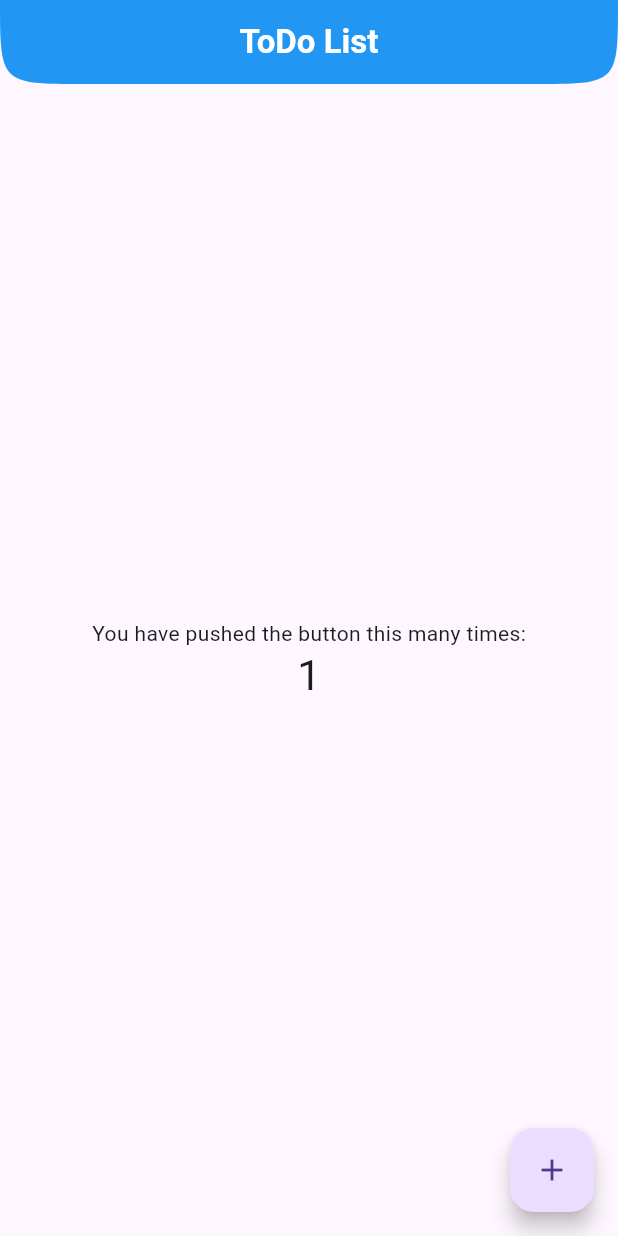
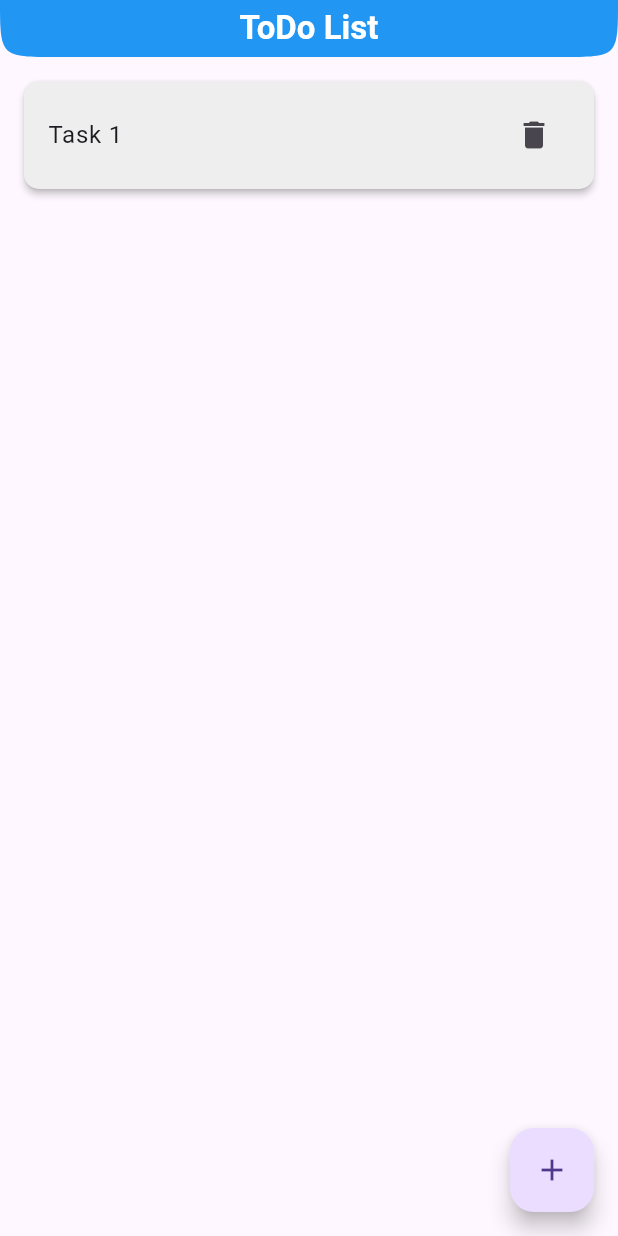
Before and after one commit to Anik-Adnan/ToDo_List, a Flutter app: the screen it shows after launch, after a tap on the "add" icon, on a phone screen of 412 x 824 dp. Run offline on Flutter 3.47's test engine with Material 3 defaults, Android fonts, the phone set to English and light mode, and no system bars.

Commit message:
task list added

```diff
--- a/todo_list/lib/screens/HomePage.dart
+++ b/todo_list/lib/screens/HomePage.dart
@@ -9,19 +9,14 @@ class HomePage extends StatefulWidget {
 }
 
 class _HomePageState extends State<HomePage> {
-  int _counter = 0;
-
-  void _incrementCounter() {
-    setState(() {
-      _counter++;
-    });
-  }
+  List<String> tasks = [];
 
   @override
   Widget build(BuildContext context) {
     return Scaffold(
-      appBar: AppBar(
-
+      appBar: PreferredSize(
+        preferredSize: Size.fromHeight(38.0),
+        child: AppBar(
           backgroundColor: Colors.blue,
           shape: const ContinuousRectangleBorder(
             borderRadius: BorderRadius.only(
@@ -29,30 +24,55 @@ class _HomePageState extends State<HomePage> {
               bottomRight: Radius.circular(60),
             ),
           ),
-
-
-        title: const Text("ToDo List",style: TextStyle(fontWeight: FontWeight.bold,color: Colors.white),),
+          title: const Text(
+            "ToDo List",
+            style: TextStyle(fontWeight: FontWeight.bold, color: Colors.white),
+          ),
           centerTitle: true,
         ),
-      body: Center(
-        child: Column(
-          mainAxisAlignment: MainAxisAlignment.center,
-          children: <Widget>[
-            const Text(
-              'You have pushed the button this many times:',
       ),
-            Text(
-              '$_counter',
-              style: Theme.of(context).textTheme.headlineMedium,
+      body: Padding(
+        padding: const EdgeInsets.all(8.0),
+        child: ListView.separated(
+          separatorBuilder: (context,index) => SizedBox(height: 8.0),
+          padding: EdgeInsets.symmetric(vertical: 8.0,horizontal: 8.0), // Add vertical padding around the list
+          itemCount: tasks.length,
+          itemBuilder: (context, index) {
+            return Material(
+              shape: RoundedRectangleBorder(
+                borderRadius: BorderRadius.circular(10.0),
               ),
-          ],
+              elevation: 2.0,
+              color: index % 2 == 0 ? Colors.grey[200] : Colors.white,
+              child: ListTile(
+
+                contentPadding: EdgeInsets.symmetric(horizontal: 16.0, vertical: 8.0),
+                title: Text(tasks[index]),
+                trailing: IconButton(
+                  icon: Icon(Icons.delete),
+                  onPressed: () {
+                    setState(() {
+                      tasks.removeAt(index);
+                    });
+                  },
+                ),
+              ),
+            );
+          },
         ),
       ),
       floatingActionButton: FloatingActionButton(
-        onPressed: _incrementCounter,
-        tooltip: 'Increment',
+        onPressed: () {
+          _addTask();
+        },
         child: const Icon(Icons.add),
-      ), // This trailing comma makes auto-formatting nicer for build methods.
+      ),
     );
   }
+
+  void _addTask() {
+    setState(() {
+      tasks.add("Task ${tasks.length + 1}");
+    });
   }
+}
--- a/todo_list/pubspec.yaml
+++ b/todo_list/pubspec.yaml
@@ -46,6 +46,9 @@ dev_dependencies:
   # package. See that file for information about deactivating specific lint
   # rules and activating additional ones.
   flutter_lints: ^3.0.0
+  sqflite: ^2.3.2
+  intl: ^0.19.0
+  path_provider: ^2.1.2
 
 # For information on the generic Dart part of this file, see the
 # following page: https://dart.dev/tools/pub/pubspec
```
Also changed, not shown: todo_list/pubspec.lock, 1 other file. Lines whose indentation alone changed are shown as unchanged.
